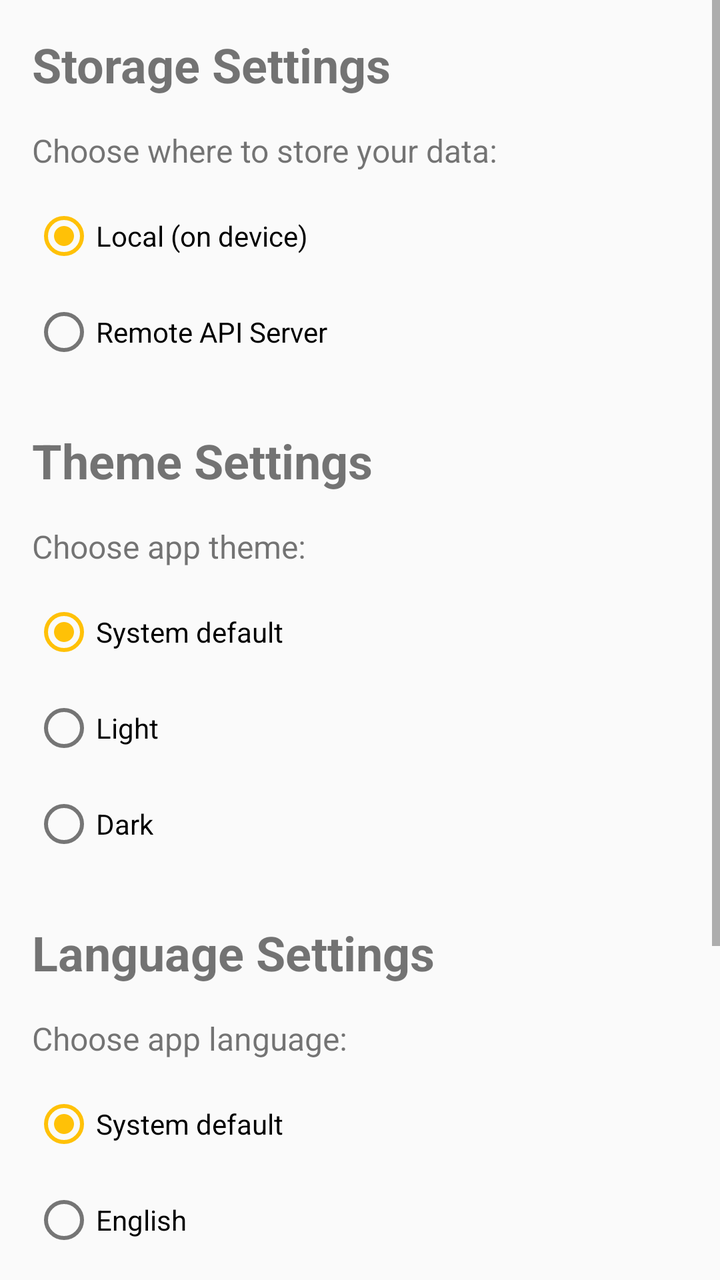
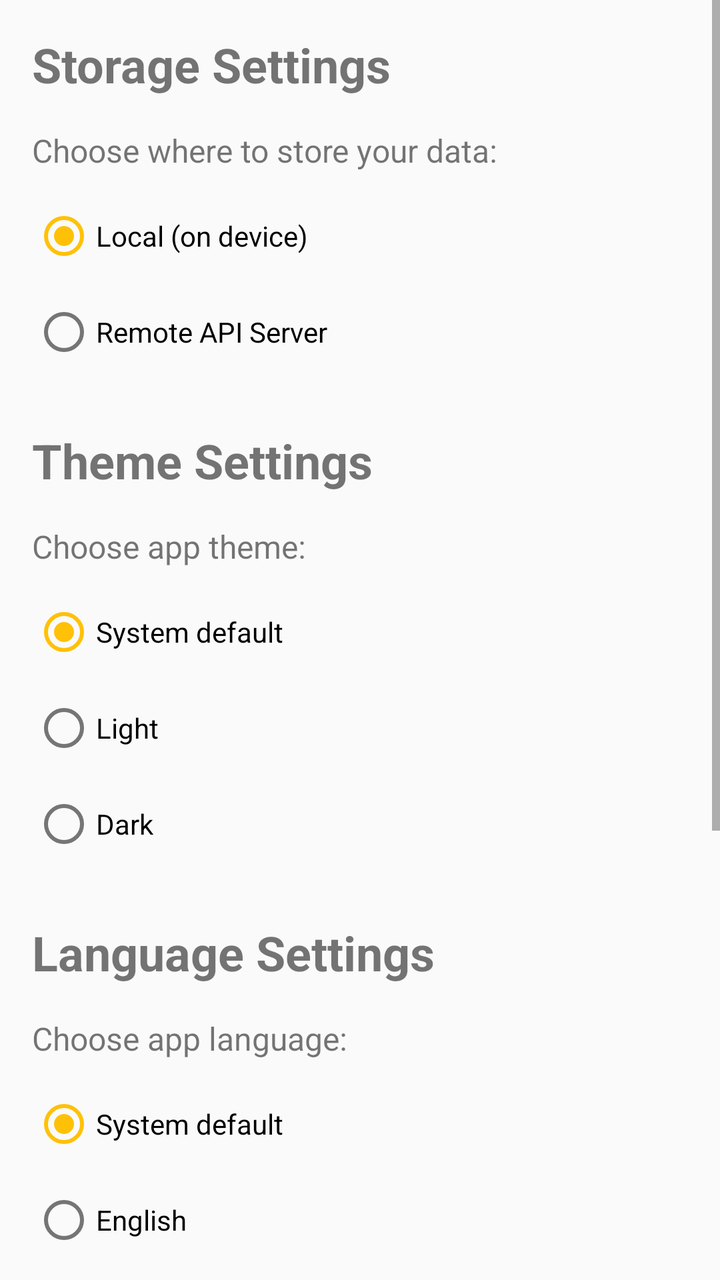

An Android layout rendered at two revisions. The XML below is the earlier revision; the diff shows what the commit changed to produce the second picture.
<!-- AndroidManifest.xml: application theme Theme.HabitEvaluator -->
<!-- res/layout/fragment_settings.xml -->
<?xml version="1.0" encoding="utf-8"?>
<ScrollView xmlns:android="http://schemas.android.com/apk/res/android"
    xmlns:app="http://schemas.android.com/apk/res-auto"
    android:layout_width="match_parent"
    android:layout_height="match_parent">

    <LinearLayout
        android:layout_width="match_parent"
        android:layout_height="wrap_content"
        android:orientation="vertical"
        android:padding="16dp">

        <TextView
            android:layout_width="wrap_content"
            android:layout_height="wrap_content"
            android:text="@string/storage_settings"
            android:textSize="24sp"
            android:textStyle="bold" />

        <TextView
            android:layout_width="wrap_content"
            android:layout_height="wrap_content"
            android:layout_marginTop="16dp"
            android:text="@string/storage_mode_label"
            android:textSize="16sp" />

        <RadioGroup
            android:id="@+id/storageModeGroup"
            android:layout_width="match_parent"
            android:layout_height="wrap_content"
            android:layout_marginTop="8dp">

            <RadioButton
                android:id="@+id/localRadio"
                android:layout_width="wrap_content"
                android:layout_height="wrap_content"
                android:text="@string/storage_local"
                android:checked="true" />

            <RadioButton
                android:id="@+id/remoteRadio"
                android:layout_width="wrap_content"
                android:layout_height="wrap_content"
                android:text="@string/storage_remote" />
        </RadioGroup>

        <LinearLayout
            android:id="@+id/remoteSettingsPanel"
            android:layout_width="match_parent"
            android:layout_height="wrap_content"
            android:layout_marginTop="16dp"
            android:orientation="vertical"
            android:visibility="gone">

            <TextView
                android:layout_width="wrap_content"
                android:layout_height="wrap_content"
                android:text="@string/remote_api_config"
                android:textSize="18sp"
                android:textStyle="bold" />

            <com.google.android.material.textfield.TextInputLayout
                android:id="@+id/apiUrlLayout"
                android:layout_width="match_parent"
                android:layout_height="wrap_content"
                android:layout_marginTop="8dp"
                android:hint="@string/api_url_hint">

                <com.google.android.material.textfield.TextInputEditText
                    android:id="@+id/apiUrlInput"
                    android:layout_width="match_parent"
                    android:layout_height="wrap_content"
                    android:inputType="textUri" />
            </com.google.android.material.textfield.TextInputLayout>

            <com.google.android.material.textfield.TextInputLayout
                android:id="@+id/apiUsernameLayout"
                android:layout_width="match_parent"
                android:layout_height="wrap_content"
                android:layout_marginTop="8dp"
                android:hint="@string/api_username_hint">

                <com.google.android.material.textfield.TextInputEditText
                    android:id="@+id/apiUsernameInput"
                    android:layout_width="match_parent"
                    android:layout_height="wrap_content"
                    android:inputType="text" />
            </com.google.android.material.textfield.TextInputLayout>

            <com.google.android.material.textfield.TextInputLayout
                android:id="@+id/apiPasswordLayout"
                android:layout_width="match_parent"
                android:layout_height="wrap_content"
                android:layout_marginTop="8dp"
                android:hint="@string/api_password_hint"
                app:passwordToggleEnabled="true">

                <com.google.android.material.textfield.TextInputEditText
                    android:id="@+id/apiPasswordInput"
                    android:layout_width="match_parent"
                    android:layout_height="wrap_content"
                    android:inputType="textPassword" />
            </com.google.android.material.textfield.TextInputLayout>

            <com.google.android.material.button.MaterialButton
                android:id="@+id/testConnectionButton"
                android:layout_width="wrap_content"
                android:layout_height="wrap_content"
                android:layout_marginTop="8dp"
                android:text="@string/test_connection"
                style="@style/Widget.MaterialComponents.Button.OutlinedButton" />

            <TextView
                android:id="@+id/connectionStatusText"
                android:layout_width="wrap_content"
                android:layout_height="wrap_content"
                android:layout_marginTop="4dp" />
        </LinearLayout>

        <TextView
            android:layout_width="wrap_content"
            android:layout_height="wrap_content"
            android:layout_marginTop="24dp"
            android:text="@string/theme_settings"
            android:textSize="24sp"
            android:textStyle="bold" />

        <TextView
            android:layout_width="wrap_content"
            android:layout_height="wrap_content"
            android:layout_marginTop="16dp"
            android:text="@string/theme_mode_label"
            android:textSize="16sp" />

        <RadioGroup
            android:id="@+id/themeModeGroup"
            android:layout_width="match_parent"
            android:layout_height="wrap_content"
            android:layout_marginTop="8dp">

            <RadioButton
                android:id="@+id/themeSystemRadio"
                android:layout_width="wrap_content"
                android:layout_height="wrap_content"
                android:text="@string/theme_system"
                android:checked="true" />

            <RadioButton
                android:id="@+id/themeLightRadio"
                android:layout_width="wrap_content"
                android:layout_height="wrap_content"
                android:text="@string/theme_light" />

            <RadioButton
                android:id="@+id/themeDarkRadio"
                android:layout_width="wrap_content"
                android:layout_height="wrap_content"
                android:text="@string/theme_dark" />
        </RadioGroup>

        <TextView
            android:layout_width="wrap_content"
            android:layout_height="wrap_content"
            android:layout_marginTop="24dp"
            android:text="@string/language_settings"
            android:textSize="24sp"
            android:textStyle="bold" />

        <TextView
            android:layout_width="wrap_content"
            android:layout_height="wrap_content"
            android:layout_marginTop="16dp"
            android:text="@string/language_mode_label"
            android:textSize="16sp" />

        <RadioGroup
            android:id="@+id/languageModeGroup"
            android:layout_width="match_parent"
            android:layout_height="wrap_content"
            android:layout_marginTop="8dp">

            <RadioButton
                android:id="@+id/languageSystemRadio"
                android:layout_width="wrap_content"
                android:layout_height="wrap_content"
                android:text="@string/language_system"
                android:checked="true" />

            <RadioButton
                android:id="@+id/languageEnRadio"
                android:layout_width="wrap_content"
                android:layout_height="wrap_content"
                android:text="@string/language_en" />

            <RadioButton
                android:id="@+id/languageDeRadio"
                android:layout_width="wrap_content"
                android:layout_height="wrap_content"
                android:text="@string/language_de" />

            <RadioButton
                android:id="@+id/languageEsRadio"
                android:layout_width="wrap_content"
                android:layout_height="wrap_content"
                android:text="@string/language_es" />

            <RadioButton
                android:id="@+id/languageFrRadio"
                android:layout_width="wrap_content"
                android:layout_height="wrap_content"
                android:text="@string/language_fr" />
        </RadioGroup>

        <com.google.android.material.button.MaterialButton
            android:id="@+id/saveSettingsButton"
            android:layout_width="match_parent"
            android:layout_height="wrap_content"
            android:layout_marginTop="24dp"
            android:text="@string/save_settings" />
    </LinearLayout>
</ScrollView>
<!-- resources referenced by this layout -->
<resources>
  <string name="api_password_hint">Password</string>
  <string name="api_url_hint">Server URL</string>
  <string name="api_username_hint">Username</string>
  <string name="language_de">Deutsch</string>
  <string name="language_en">English</string>
  <string name="language_es">Español</string>
  <string name="language_fr">Français</string>
  <string name="language_mode_label">Choose app language:</string>
  <string name="language_settings">Language Settings</string>
  <string name="language_system">System default</string>
  <string name="remote_api_config">Remote API Configuration</string>
  <string name="save_settings">Save Settings</string>
  <string name="storage_local">Local (on device)</string>
  <string name="storage_mode_label">Choose where to store your data:</string>
  <string name="storage_remote">Remote API Server</string>
  <string name="storage_settings">Storage Settings</string>
  <string name="test_connection">Test Connection</string>
  <string name="theme_dark">Dark</string>
  <string name="theme_light">Light</string>
  <string name="theme_mode_label">Choose app theme:</string>
  <string name="theme_settings">Theme Settings</string>
  <string name="theme_system">System default</string>
  <style name="Theme.HabitEvaluator" parent="Theme.MaterialComponents.DayNight.NoActionBar">
          <item name="colorPrimary">@color/primary</item>
          <item name="colorPrimaryDark">@color/primary_dark</item>
          <item name="colorAccent">@color/accent</item>
          <item name="android:windowBackground">@color/background</item>
      </style>
  <color name="primary">#4CAF50</color>
  <color name="primary_dark">#388E3C</color>
  <color name="accent">#FFC107</color>
  <color name="background">#FAFAFA</color>
</resources>

<!-- the commit's change to res/layout/fragment_settings.xml (unified diff, before → after) -->
@@ -211,6 +211,21 @@
                 android:text="@string/language_fr" />
         </RadioGroup>
 
+        <TextView
+            android:layout_width="wrap_content"
+            android:layout_height="wrap_content"
+            android:layout_marginTop="24dp"
+            android:text="@string/translation_settings"
+            android:textSize="24sp"
+            android:textStyle="bold" />
+
+        <com.google.android.material.switchmaterial.SwitchMaterial
+            android:id="@+id/customTranslationsSwitch"
+            android:layout_width="match_parent"
+            android:layout_height="wrap_content"
+            android:layout_marginTop="16dp"
+            android:text="@string/custom_translations_label" />
+
         <com.google.android.material.button.MaterialButton
             android:id="@+id/saveSettingsButton"
             android:layout_width="match_parent"
<!-- resource entries referenced after the edit -->
@@ -3,6 +3,7 @@
   <string name="api_password_hint">Password</string>
   <string name="api_url_hint">Server URL</string>
   <string name="api_username_hint">Username</string>
+  <string name="custom_translations_label">Allow custom translations for habit and category names</string>
   <string name="language_de">Deutsch</string>
   <string name="language_en">English</string>
   <string name="language_es">Español</string>
@@ -22,6 +23,7 @@
   <string name="theme_mode_label">Choose app theme:</string>
   <string name="theme_settings">Theme Settings</string>
   <string name="theme_system">System default</string>
+  <string name="translation_settings">Translation Settings</string>
   <style name="Theme.HabitEvaluator" parent="Theme.MaterialComponents.DayNight.NoActionBar">
           <item name="colorPrimary">@color/primary</item>
           <item name="colorPrimaryDark">@color/primary_dark</item>
